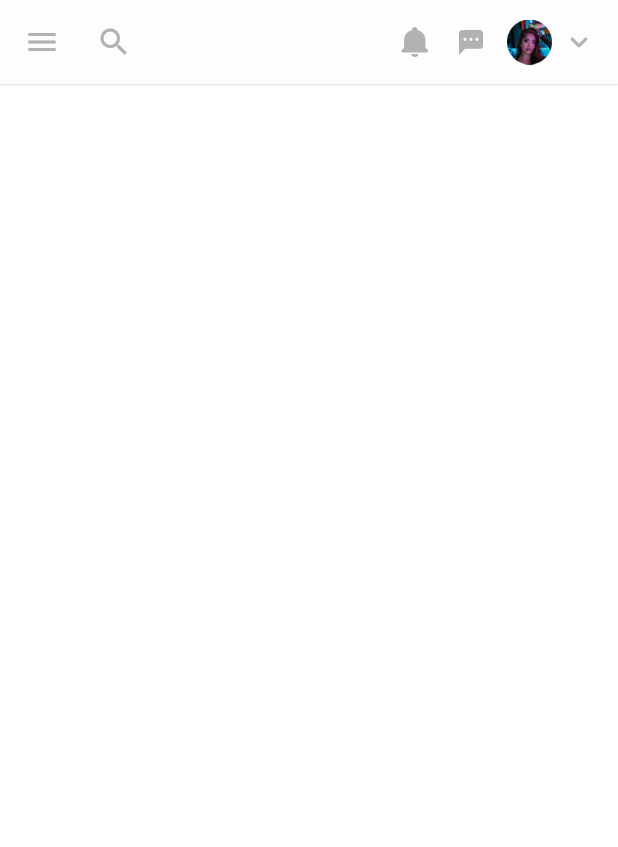
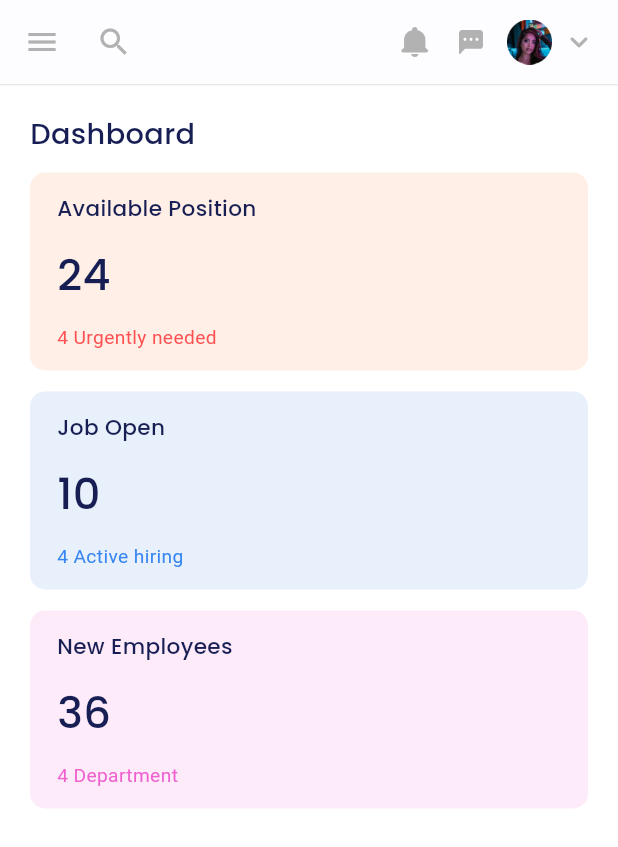
Before and after one commit to Mohamed-7agag/my_adaptive_dashboard, a Flutter app: the screen it shows after launch, on a phone screen of 412 x 824 dp. Shown: the top 847 px of the screen. Run offline on Flutter 3.47's test engine with Material 3 defaults, Android fonts, the phone set to English and light mode, and no system bars; our stand-ins replace flutter_svg, google_fonts.

Commit message:
Add dashboard section with dashboard items
Added a new dashboard section with dashboard items to display important information on the home screen. The section includes a list of dashboard items that display the number of available positions, job openings, and new employees. The dashboard items are responsive and adjust their layout based on the screen size. Updated the app style to include a new text style for the dashboard items.

```diff
--- /dev/null
+++ b/lib/models/dashboard_item_model.dart
@@ -0,0 +1,14 @@
+import 'package:flutter/material.dart';
+
+class DashboardItemModel {
+  final String title, number, subTitle;
+  final Color backgroundColor,subTitleColor;
+
+  const DashboardItemModel({
+    required this.title,
+    required this.number,
+    required this.subTitle,
+    required this.backgroundColor,
+    required this.subTitleColor
+  });
+}
--- a/lib/utils/app_style.dart
+++ b/lib/utils/app_style.dart
@@ -121,6 +121,13 @@ abstract class AppStyle {
       fontWeight: FontWeight.w500,
     );
   }
+  static TextStyle poppinsMedium36(context) {
+    return GoogleFonts.poppins(
+      color: const Color(0xFF161E54),
+      fontSize: getResponsiveFontSize(context, fontSize: 36),
+      fontWeight: FontWeight.w500,
+    );
+  }
 
   static TextStyle robotoMedium10(context) {
     return GoogleFonts.roboto(
--- a/lib/views/desktop_layout.dart
+++ b/lib/views/desktop_layout.dart
@@ -1,6 +1,7 @@
 import 'package:flutter/material.dart';
 import 'package:my_adaptive_dashboard/widgets/custom_drawer.dart';
 import 'package:my_adaptive_dashboard/widgets/custom_tablet_and_desktop_app_bar.dart';
+import 'package:my_adaptive_dashboard/widgets/dashboard_section.dart';
 
 class DesktopLayout extends StatelessWidget {
   const DesktopLayout({super.key});
@@ -15,6 +16,15 @@ class DesktopLayout extends StatelessWidget {
           child: Column(
             children: [
               CustomTabletAndDesktopAppBar(),
+              SizedBox(height: 21),
+              Row(
+                children: [
+                  SizedBox(width: 40),
+                  Expanded(child: DashboardSection()),
+                  Expanded(child: SizedBox(width: 40)),
+
+                ],
+              )
             ],
           ),
         ),
--- a/lib/views/mobile_layout.dart
+++ b/lib/views/mobile_layout.dart
@@ -1,10 +1,19 @@
 import 'package:flutter/material.dart';
+import 'package:my_adaptive_dashboard/widgets/dashboard_section.dart';
 
 class MobileLayout extends StatelessWidget {
   const MobileLayout({super.key});
 
   @override
   Widget build(BuildContext context) {
-    return const SizedBox();
+    return const Padding(
+      padding: EdgeInsets.symmetric(horizontal: 20),
+      child: Column(
+        children: [
+          SizedBox(height: 20),
+          DashboardSection(),
+        ],
+      ),
+    );
   }
 }
--- a/lib/views/tablet_layout.dart
+++ b/lib/views/tablet_layout.dart
@@ -1,6 +1,7 @@
 import 'package:flutter/material.dart';
 import 'package:my_adaptive_dashboard/widgets/custom_tablet_and_desktop_app_bar.dart';
 import 'package:my_adaptive_dashboard/widgets/custom_tablet_drawer.dart';
+import 'package:my_adaptive_dashboard/widgets/dashboard_section.dart';
 
 class TabletLayout extends StatelessWidget {
   const TabletLayout({super.key});
@@ -15,6 +16,14 @@ class TabletLayout extends StatelessWidget {
           child: Column(
             children: [
               CustomTabletAndDesktopAppBar(),
+              SizedBox(height: 21),
+              Row(
+                children: [
+                  SizedBox(width: 40),
+                  Expanded(child: DashboardSection()),
+                  SizedBox(width: 40),
+                ],
+              )
             ],
           ),
         ),
--- a/lib/widgets/app_bar_text_field.dart
+++ b/lib/widgets/app_bar_text_field.dart
@@ -8,14 +8,14 @@ class AppBarTextField extends StatelessWidget {
   Widget build(BuildContext context) {
     return TextField(
       decoration: InputDecoration(
-        contentPadding: const EdgeInsets.all(0),
+        contentPadding: const EdgeInsets.all(0).copyWith(left: 16),
         filled: true,
         fillColor: const Color(0xffFAFAFA),
         enabledBorder: buildBorder(),
         focusedBorder: buildBorder(),
         hintText: 'Search',
         hintStyle: AppStyle.poppinsRegular16(context),
-        prefixIcon: const Icon(
+        suffixIcon: const Icon(
           Icons.search,
           size: 20,
           color: Color(0xffB2B2B2),
--- /dev/null
+++ b/lib/widgets/dashboard_item.dart
@@ -0,0 +1,38 @@
+import 'package:flutter/material.dart';
+import 'package:my_adaptive_dashboard/models/dashboard_item_model.dart';
+import 'package:my_adaptive_dashboard/utils/app_style.dart';
+
+class DashboardItem extends StatelessWidget {
+  const DashboardItem({super.key, required this.dashboardItemModel});
+  final DashboardItemModel dashboardItemModel;
+  @override
+  Widget build(BuildContext context) {
+    return Container(
+      padding: const EdgeInsets.symmetric(vertical: 14).copyWith(left: 18),
+      decoration: BoxDecoration(
+        borderRadius: BorderRadius.circular(10),
+        color: dashboardItemModel.backgroundColor,
+      ),
+      child: Column(
+        crossAxisAlignment: CrossAxisAlignment.start,
+        children: [
+          Text(
+            dashboardItemModel.title,
+            style: AppStyle.poppinsMedium18(context),
+          ),
+          const SizedBox(height: 12),
+          Text(
+            dashboardItemModel.number,
+            style: AppStyle.poppinsMedium36(context),
+          ),
+          const SizedBox(height: 12),
+          Text(
+            dashboardItemModel.subTitle,
+            style: AppStyle.robotoRegular16(context)
+                .copyWith(color: dashboardItemModel.subTitleColor),
+          ),
+        ],
+      ),
+    );
+  }
+}
--- /dev/null
+++ b/lib/widgets/dashboard_item_list_view.dart
@@ -0,0 +1,54 @@
+import 'package:flutter/material.dart';
+import 'package:my_adaptive_dashboard/models/dashboard_item_model.dart';
+import 'package:my_adaptive_dashboard/widgets/adaptive_layout.dart';
+import 'package:my_adaptive_dashboard/widgets/dashboard_item.dart';
+
+class DashboardItemListView extends StatelessWidget {
+  const DashboardItemListView({super.key});
+
+  static const List<DashboardItemModel> dashboardItems = [
+    DashboardItemModel(
+      title: 'Available Position',
+      backgroundColor: Color(0xffFFEFE7),
+      subTitleColor: Color(0xffFF5151),
+      number: '24',
+      subTitle: '4 Urgently needed',
+    ),
+    DashboardItemModel(
+      title: 'Job Open',
+      backgroundColor: Color(0xffE8F0FB),
+      subTitleColor: Color(0xff3786F1),
+      number: '10',
+      subTitle: '4 Active hiring',
+    ),
+    DashboardItemModel(
+      title: 'New Employees',
+      backgroundColor: Color(0xffFDEBF9),
+      subTitleColor: Color(0xffEE61CF),
+      number: '36',
+      subTitle: '4 Department',
+    ),
+  ];
+
+  @override
+  Widget build(BuildContext context) {
+    return AdaptiveLayout.isMobile(context) ? Column(
+      crossAxisAlignment: CrossAxisAlignment.stretch,
+      children: [
+        DashboardItem(dashboardItemModel: dashboardItems[0]),
+        const SizedBox(height: 14),
+        DashboardItem(dashboardItemModel: dashboardItems[1]),
+        const SizedBox(height: 14),
+        DashboardItem(dashboardItemModel: dashboardItems[2]),
+      ],
+    ) :  Row(
+      children: [
+        Expanded(child: DashboardItem(dashboardItemModel: dashboardItems[0])),
+        const SizedBox(width: 14),
+        Expanded(child: DashboardItem(dashboardItemModel: dashboardItems[1])),
+        const SizedBox(width: 14),
+        Expanded(child: DashboardItem(dashboardItemModel: dashboardItems[2])),
+      ],
+    );
+  }
+}
--- /dev/null
+++ b/lib/widgets/dashboard_section.dart
@@ -0,0 +1,23 @@
+import 'package:flutter/material.dart';
+import 'package:my_adaptive_dashboard/utils/app_style.dart';
+import 'package:my_adaptive_dashboard/widgets/dashboard_item_list_view.dart';
+
+class DashboardSection extends StatelessWidget {
+  const DashboardSection({super.key});
+
+  @override
+  Widget build(BuildContext context) {
+    return Column(
+      crossAxisAlignment: CrossAxisAlignment.start,
+      children: [
+        Text(
+          'Dashboard',
+          style: AppStyle.poppinsMedium24(context)
+              .copyWith(color: const Color(0xff161E54)),
+        ),
+        const SizedBox(height: 12),
+        const DashboardItemListView()
+      ],
+    );
+  }
+}
```
